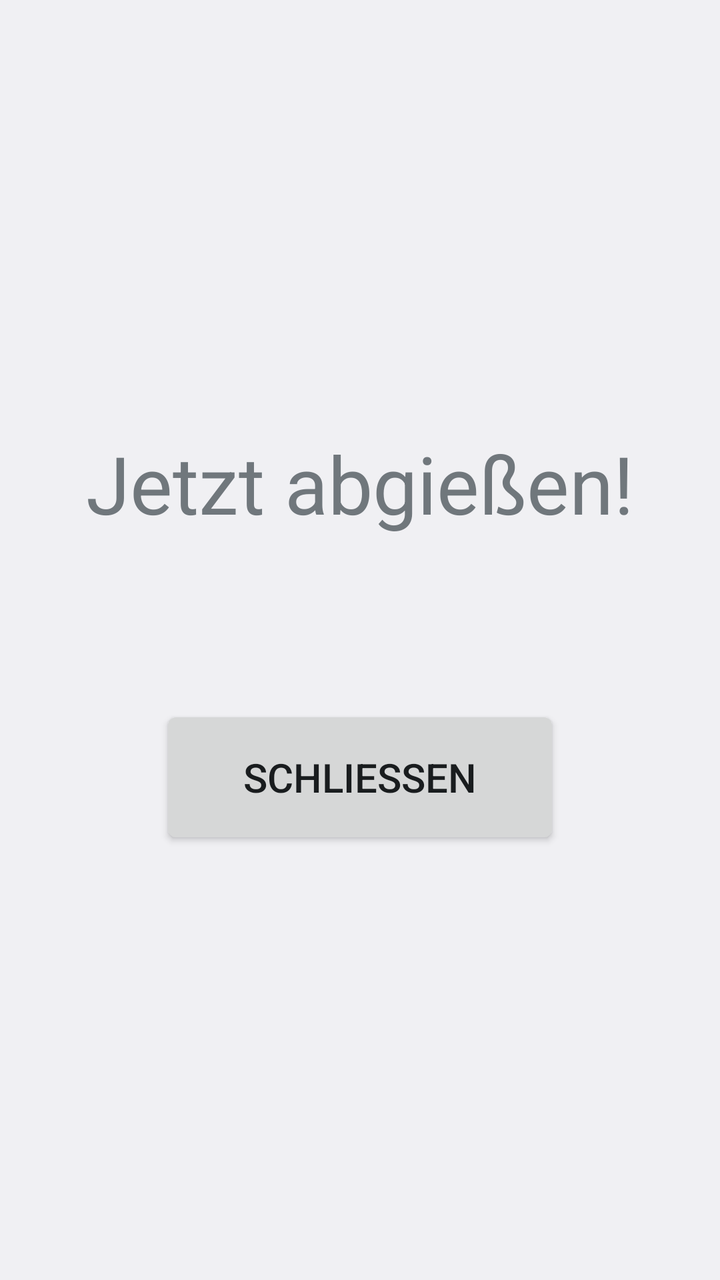
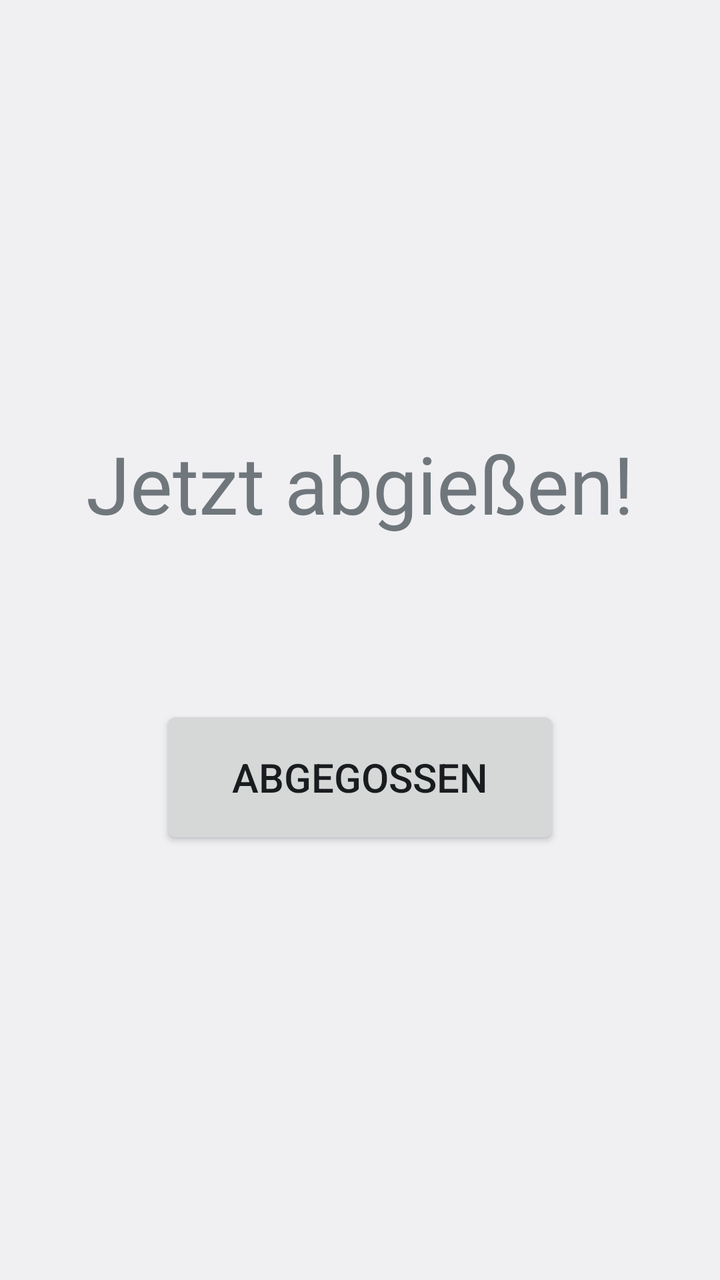

Compare the two renders of this Android layout. The source of the first and the diff that turns it into the second are given below.
<!-- AndroidManifest.xml: activity theme Theme.UmamiT.TimerAlert -->
<!-- res/layout/activity_timer_alert.xml -->
<?xml version="1.0" encoding="utf-8"?>
<LinearLayout xmlns:android="http://schemas.android.com/apk/res/android"
    android:layout_width="match_parent"
    android:layout_height="match_parent"
    android:fitsSystemWindows="true"
    android:gravity="center"
    android:orientation="vertical"
    android:padding="24dp">

    <TextView
        android:id="@+id/timer_alert_title"
        android:layout_width="wrap_content"
        android:layout_height="wrap_content"
        android:gravity="center"
        android:text="@string/timer_alert_title"
        android:textSize="40sp" />

    <TextView
        android:id="@+id/timer_alert_subtitle"
        android:layout_width="wrap_content"
        android:layout_height="wrap_content"
        android:layout_marginTop="12dp"
        android:gravity="center"
        android:textSize="18sp" />

    <Button
        android:id="@+id/timer_alert_close"
        android:layout_width="wrap_content"
        android:layout_height="wrap_content"
        android:layout_marginTop="48dp"
        android:minHeight="72dp"
        android:minWidth="200dp"
        android:text="@string/timer_alert_close"
        android:textSize="20sp" />
</LinearLayout>
<!-- resources referenced by this layout -->
<resources>
  <string name="timer_alert_close">Schließen</string>
  <string name="timer_alert_title">Jetzt abgießen!</string>
  <style name="Theme.UmamiT.TimerAlert" parent="android:Theme.DeviceDefault.DayNight">
          <item name="android:windowActionBar">false</item>
          <item name="android:windowNoTitle">true</item>
      </style>
</resources>

<!-- the commit's change to res/layout/activity_timer_alert.xml (unified diff, before → after) -->
@@ -24,12 +24,12 @@
         android:textSize="18sp" />
 
     <Button
-        android:id="@+id/timer_alert_close"
+        android:id="@+id/timer_alert_done"
         android:layout_width="wrap_content"
         android:layout_height="wrap_content"
         android:layout_marginTop="48dp"
         android:minHeight="72dp"
         android:minWidth="200dp"
-        android:text="@string/timer_alert_close"
+        android:text="@string/timer_alert_done"
         android:textSize="20sp" />
 </LinearLayout>
<!-- resource entries referenced after the edit -->
@@ -1,6 +1,6 @@
 <!-- resources referenced by this layout -->
 <resources>
-  <string name="timer_alert_close">Schließen</string>
+  <string name="timer_alert_done">Abgegossen</string>
   <string name="timer_alert_title">Jetzt abgießen!</string>
   <style name="Theme.UmamiT.TimerAlert" parent="android:Theme.DeviceDefault.DayNight">
           <item name="android:windowActionBar">false</item>
